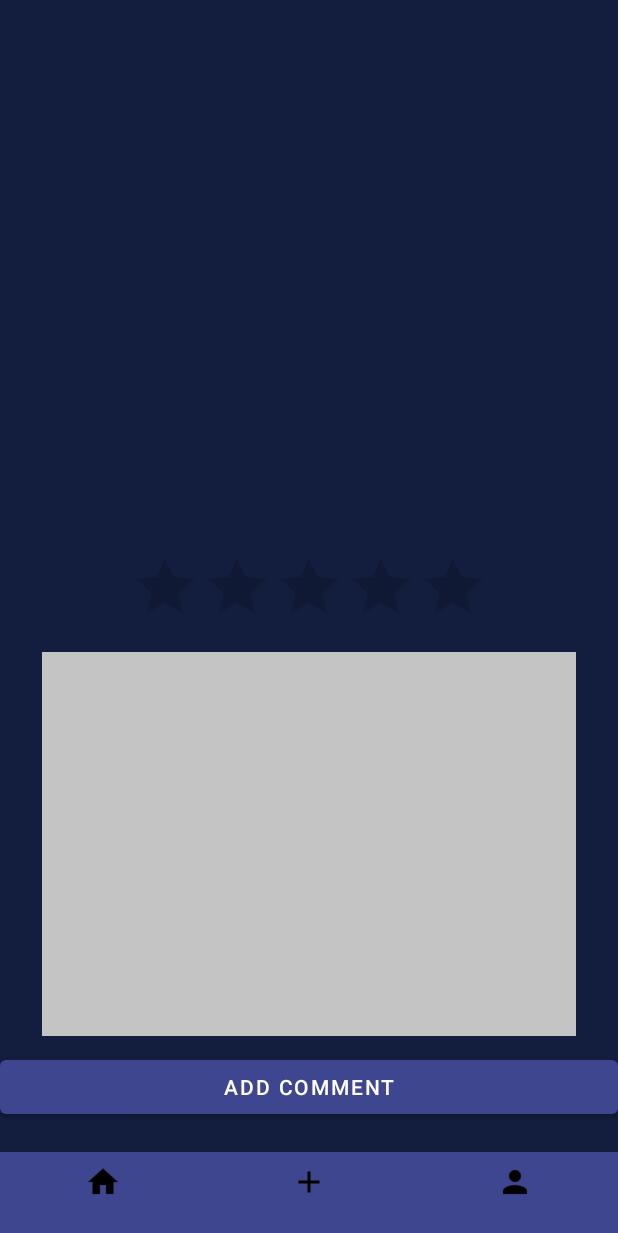
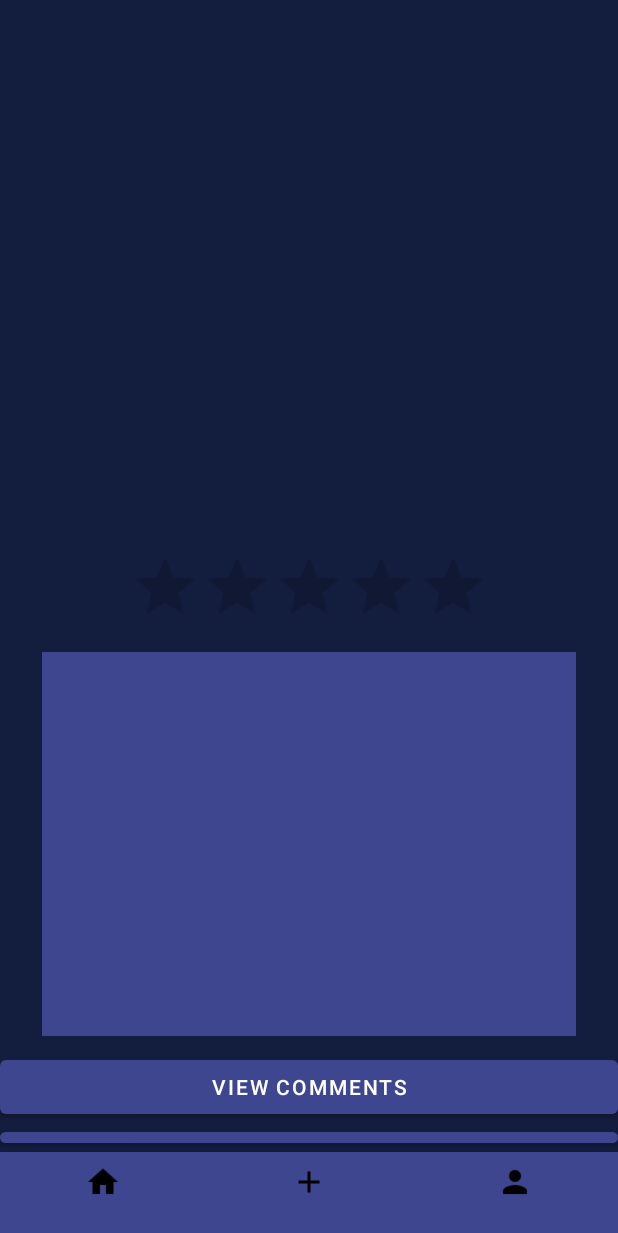
Before and after one commit to JoyFlickTeam/joyflick, an Android app: the fragment ReviewDetailFragment placed in its activity, on a phone screen of 412 x 824 dp. Shown: the top 1233 px of the screen. Run offline under Robolectric (Android 15) with nearby library versions, the phone set to English and light mode, and no system bars; libraries missing offline, so code that uses them is left out: com.codepath.asynchttpclient, com.parse; pictures from the network do not load; 9 statements that could not run were skipped.

Commit message:
Basic ratingbar styling

```diff
--- a/app/src/main/java/com/joyflick/fragments/GameDetailFragment.java
+++ b/app/src/main/java/com/joyflick/fragments/GameDetailFragment.java
@@ -127,7 +127,7 @@ public class GameDetailFragment extends Fragment {
         query.include(Post.KEY_USER);
         query.whereEqualTo(Post.KEY_GAMEID, gameId);
         query.addDescendingOrder(Post.KEY_CREATED_AT);
-        query.setLimit(5);
+        query.setLimit(10);
         Log.i(TAG, "Querying posts for " + Post.KEY_GAMEID + " equal to " + gameId);
 
         query.findInBackground(new FindCallback<Post>() {
--- a/app/src/main/java/com/joyflick/fragments/ProfileFragment.java
+++ b/app/src/main/java/com/joyflick/fragments/ProfileFragment.java
@@ -167,7 +167,7 @@ public class ProfileFragment extends Fragment {
         query.include(Post.KEY_USER);
         query.whereEqualTo(Post.KEY_USER, profileUser);
         query.addDescendingOrder(Post.KEY_CREATED_AT);
-        query.setLimit(5);
+        query.setLimit(10);
         Log.i(TAG, "Querying posts for " + Post.KEY_USER + " equal to " + profileUser.getObjectId());
 
         query.findInBackground(new FindCallback<Post>() {
--- a/app/src/main/java/com/joyflick/fragments/ReviewDetailFragment.java
+++ b/app/src/main/java/com/joyflick/fragments/ReviewDetailFragment.java
@@ -43,6 +43,7 @@ public class ReviewDetailFragment extends Fragment {
     private RatingBar rbDetailRating;
     private TextView tvReview;
     private Button btnAddComment;
+    private Button btnViewComments;
     private String objectId;
 
     public ReviewDetailFragment(){
@@ -67,6 +68,7 @@ public class ReviewDetailFragment extends Fragment {
         rbDetailRating = view.findViewById(R.id.rbDetailRating);
         tvReview = view.findViewById(R.id.tvReview);
         btnAddComment = view.findViewById(R.id.btnAddComment);
+        btnViewComments = view.findViewById(R.id.btnViewComments);
         queryPost();
     }
 
--- a/app/src/main/res/layout/fragment_feed.xml
+++ b/app/src/main/res/layout/fragment_feed.xml
@@ -3,6 +3,7 @@
     xmlns:tools="http://schemas.android.com/tools"
     android:layout_width="match_parent"
     android:layout_height="match_parent"
+    android:background="#131D3E"
     tools:context=".fragments.FeedFragment">
 
         <androidx.recyclerview.widget.RecyclerView
--- a/app/src/main/res/layout/fragment_post.xml
+++ b/app/src/main/res/layout/fragment_post.xml
@@ -36,6 +36,8 @@
         android:layout_below="@id/tvReviewGameName"
         android:layout_centerHorizontal="true"
         android:layout_marginBottom="10dp"
+        android:progressTint="@color/nav_color"
+        android:secondaryProgressTint="@color/nav_color"
         android:numStars="5"
         android:stepSize="0.5" />
 
--- a/app/src/main/res/layout/fragment_review.xml
+++ b/app/src/main/res/layout/fragment_review.xml
@@ -57,6 +57,8 @@
         android:layout_centerHorizontal="true"
         android:layout_marginBottom="10dp"
         android:isIndicator="true"
+        android:progressTint="@color/nav_color"
+        android:secondaryProgressTint="@color/nav_color"
         android:numStars="5"
         android:stepSize="0.5" />
 
@@ -64,7 +66,8 @@
         android:id="@+id/tvReview"
         android:layout_width="356dp"
         android:layout_height="256dp"
-        android:background="#C4C4C4"
+        android:background="@color/nav_color"
+        android:textColor="#FFFFFF"
         android:textSize="22sp"
         android:layout_centerHorizontal="true"
         android:layout_marginBottom="10dp"
@@ -73,10 +76,17 @@
         tools:text="Wow this game was not good!" />
 
     <Button
+        android:id="@+id/btnViewComments"
+        android:layout_width="match_parent"
+        android:layout_height="wrap_content"
+        android:layout_below="@id/tvReview"
+        android:text="View Comments" />
+
+    <Button
         android:id="@+id/btnAddComment"
         android:layout_width="match_parent"
         android:layout_height="wrap_content"
-        android:layout_below="@id/tvReview"
+        android:layout_below="@id/btnViewComments"
         android:text="Add Comment" />
 
 </RelativeLayout>
--- a/app/src/main/res/layout/item_game_rating.xml
+++ b/app/src/main/res/layout/item_game_rating.xml
@@ -30,6 +30,8 @@
         android:layout_height="wrap_content"
         android:layout_below="@id/tvRatingUserName"
         android:layout_toRightOf="@id/ivRatingUserPicture"
+        android:progressTint="@color/nav_color"
+        android:secondaryProgressTint="@color/nav_color"
         android:isIndicator="true" />
 
 </RelativeLayout>
```
Also changed, not shown: app/src/main/res/layout/fragment_game.xml (+11 -0 lines), app/src/main/res/layout/item_profile_rating.xml (+9 -0 lines).
